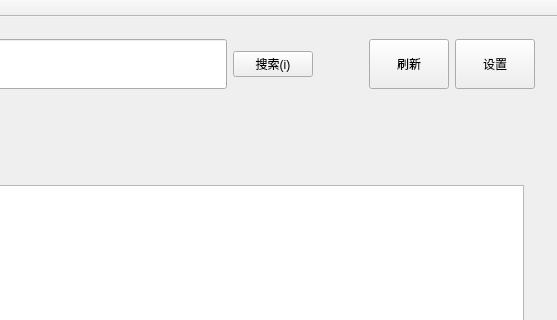
Qt form client/mainwindow.ui (xuzf-git/FlowerMail) before a commit; both pictures show x 675 to 1232 and y 0 to 320 of the 1232 by 661 pixel window.
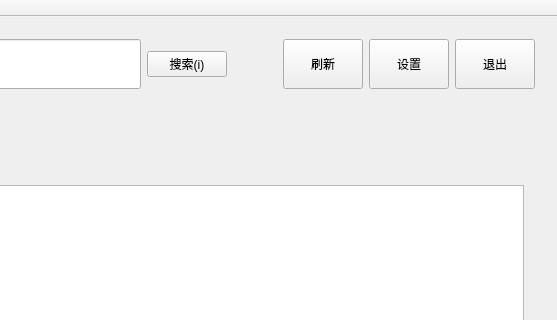
The same form after that commit.

The edit to the form file:
```diff
--- a/client/mainwindow.ui
+++ b/client/mainwindow.ui
@@ -154,6 +154,19 @@
          </property>
         </widget>
        </item>
+       <item>
+        <widget class="QPushButton" name="pushButton">
+         <property name="maximumSize">
+          <size>
+           <width>16777215</width>
+           <height>50</height>
+          </size>
+         </property>
+         <property name="text">
+          <string>退出</string>
+         </property>
+        </widget>
+       </item>
       </layout>
      </widget>
     </item>
```
